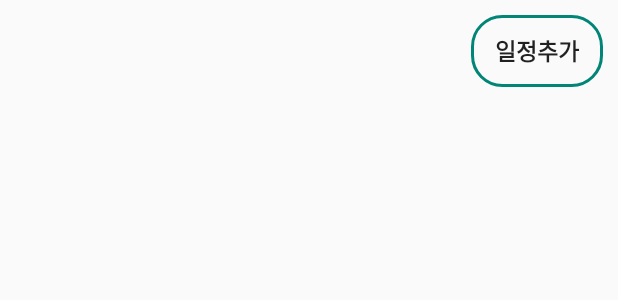
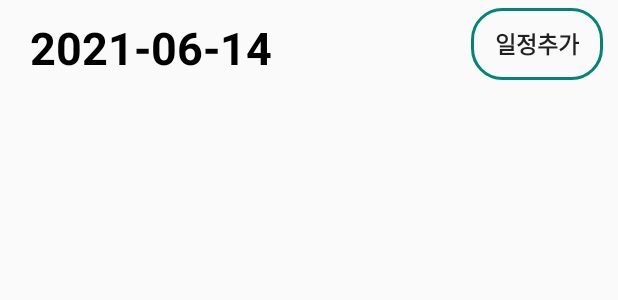
Before and after one commit to jiyeong-yun/MobileProgramming2021, an Android app: the layout activity_main.xml on its own in the app's theme, with its tools: preview values and no code run, on a phone screen of 412 x 824 dp. Shown: the top 300 px of the screen. Run offline under Robolectric (Android 15) with nearby library versions, the phone set to English and light mode, and no system bars.

Commit message:
코드 정리본

```diff
--- a/MyCalendar/app/src/main/java/org/techtown/mycalendar/MainActivity.java
+++ b/MyCalendar/app/src/main/java/org/techtown/mycalendar/MainActivity.java
@@ -12,13 +12,19 @@ import android.os.Bundle;
 import android.util.Log;
 import android.view.View;
 import android.widget.Button;
+import android.widget.TextView;
 import android.widget.Toast;
 
+import java.text.SimpleDateFormat;
 import java.util.ArrayList;
+import java.util.Calendar;
+import java.util.Date;
 import java.util.List;
+import java.util.Locale;
 
 public class MainActivity extends AppCompatActivity implements View.OnClickListener {
     Button addBtn;
+    TextView today_date2;
     RecyclerView recyclerView;
     SwipeController swipeController = null;
 
@@ -32,6 +38,7 @@ public class MainActivity extends AppCompatActivity implements View.OnClickListe
         setContentView(R.layout.activity_main);
 
         addBtn = findViewById(R.id.btn_add);
+        today_date2 = findViewById(R.id.today_date2);
         recyclerView = findViewById(R.id.recyclerView);
 
         addBtn.setOnClickListener(this);
@@ -42,6 +49,7 @@ public class MainActivity extends AppCompatActivity implements View.OnClickListe
                 .build();
         userRepository=db.userRepository();
 
+        date();
         recycleView();
     }
 
@@ -50,6 +58,12 @@ public class MainActivity extends AppCompatActivity implements View.OnClickListe
         // 일정 추가
         Intent intent = new Intent(getApplicationContext(), Map_AddscheduleActivity.class);
         startActivity(intent);
+    }
+    private void date() {
+        Date currentTime = Calendar.getInstance().getTime();
+        //EE로 요일 표시 가능
+        String date = new SimpleDateFormat("yyyy/MM/dd", Locale.getDefault()).format(currentTime);
+        today_date2.setText(date);
     }
 
     private void recycleView() {
--- a/MyCalendar/app/src/main/res/layout/activity_main.xml
+++ b/MyCalendar/app/src/main/res/layout/activity_main.xml
@@ -7,18 +7,34 @@
     android:orientation="vertical"
     tools:context=".MainActivity">
 
+    <FrameLayout
+        android:layout_width="match_parent"
+        android:layout_height="wrap_content">
+
+    <TextView
+        android:id="@+id/today_date2"
+        android:layout_width="wrap_content"
+        android:layout_height="wrap_content"
+        android:layout_marginTop="5dp"
+        android:layout_marginLeft="20dp"
+        android:layout_gravity="center_vertical"
+        android:text="2021-06-14"
+        android:textColor="@color/black"
+        android:textStyle="bold"
+        android:textSize="30sp" />
+
     <Button
         android:id="@+id/btn_add"
         android:layout_width="wrap_content"
         android:layout_height="wrap_content"
-        android:padding="10dp"
-        android:layout_marginTop="10dp"
+        android:layout_marginTop="5dp"
         android:layout_marginRight="10dp"
         android:layout_gravity="right"
         android:background="@drawable/button"
         android:text="일정추가"
         android:textStyle="bold"
         android:textSize="15sp"/>
+    </FrameLayout>
 
     <androidx.recyclerview.widget.RecyclerView
         android:id="@+id/recyclerView"
```
